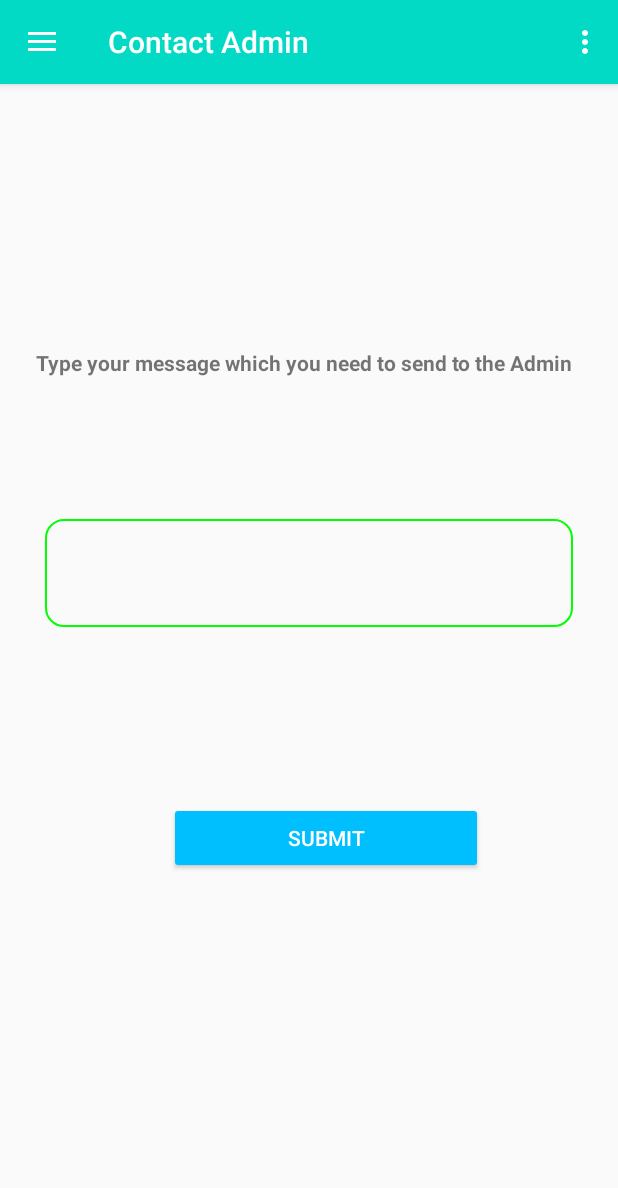
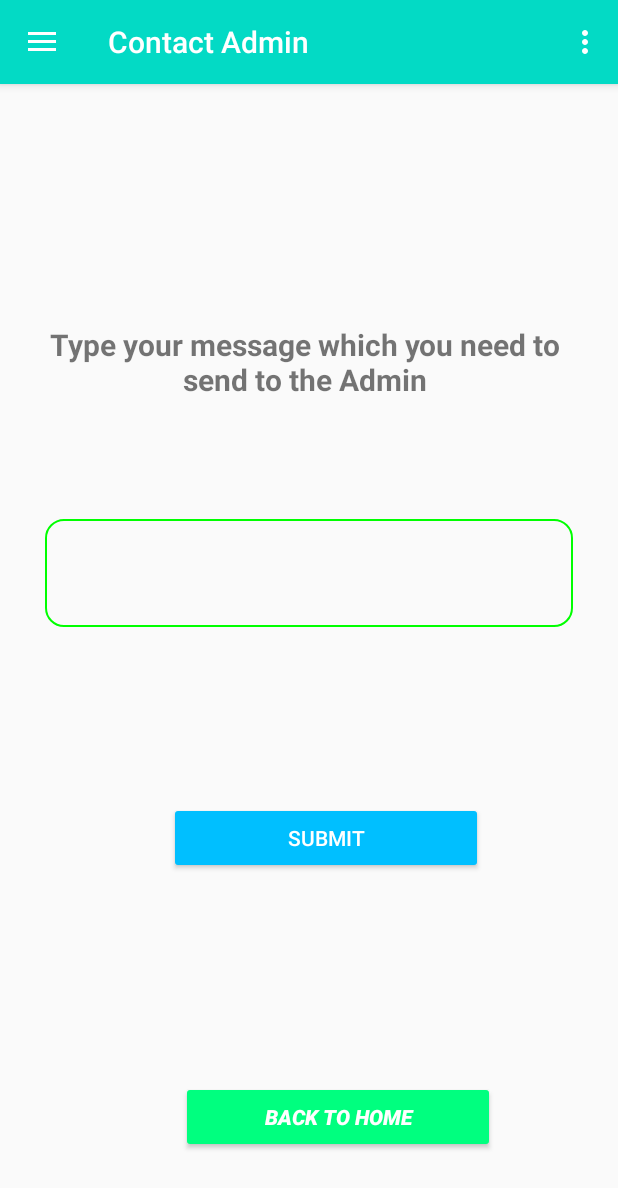
Before and after one commit to CB007753/PharmacyManagementSystem, an Android app: the PharmacistContactActivity screen opened directly, with no data from a screen before it, on a phone screen of 412 x 824 dp. Shown: the top 1188 px of the screen. Run offline under Robolectric (Android 15) with nearby library versions, the phone set to English and light mode, and no system bars.

Commit message:
adding contact function(send message to admin), added new img to drawable

```diff
--- a/app/src/main/java/com/example/pharmacy_management_system/Client/API_Interface.java
+++ b/app/src/main/java/com/example/pharmacy_management_system/Client/API_Interface.java
@@ -2,6 +2,7 @@ package com.example.pharmacy_management_system.Client;
 
 import com.example.pharmacy_management_system.JsonResponse.LoginRespo;
 import com.example.pharmacy_management_system.Model.BuyDrugs;
+import com.example.pharmacy_management_system.Model.ContactDTO;
 import com.example.pharmacy_management_system.Model.Drugs;
 import com.example.pharmacy_management_system.Model.Order;
 import com.example.pharmacy_management_system.Model.OrderDTO;
@@ -53,7 +54,7 @@ public interface API_Interface {
     @GET("User/finduser/{email}")
     Call<User> getUserByEmail(@Path("email")String username);
 
-    //does nnot work
+    //does not work
     @HTTP(method = "DELETE", path = "User/deleteorder", hasBody = true)
     Call<Void> DeleteOrder(@Body OrderDTO orderDTO);
 
@@ -61,5 +62,8 @@ public interface API_Interface {
     @GET("User/deletedrug/{id}")
     Call<Order> DeleteOrderByID(@Path("id")Long id);
 
+    @POST("User/addmessage")
+    Call<Void> SendMessage(@Body ContactDTO contactDTO);
+
 
 }
--- a/app/src/main/java/com/example/pharmacy_management_system/PharmacistContactActivity.java
+++ b/app/src/main/java/com/example/pharmacy_management_system/PharmacistContactActivity.java
@@ -1,12 +1,17 @@
 package com.example.pharmacy_management_system;
 
 
+import android.annotation.SuppressLint;
 import android.content.Intent;
 import android.os.Bundle;
 import android.view.Menu;
 import android.view.MenuItem;
+import android.view.View;
 import android.widget.Button;
 import android.widget.EditText;
+import android.widget.ImageView;
+import android.widget.TextView;
+import android.widget.Toast;
 
 import androidx.annotation.NonNull;
 import androidx.appcompat.app.ActionBarDrawerToggle;
@@ -14,12 +19,26 @@ import androidx.appcompat.app.AppCompatActivity;
 import androidx.appcompat.widget.Toolbar;
 import androidx.drawerlayout.widget.DrawerLayout;
 
+import com.example.pharmacy_management_system.Client.API_Interface;
+import com.example.pharmacy_management_system.Client.Backend_API;
+import com.example.pharmacy_management_system.Model.ContactDTO;
 import com.google.android.material.navigation.NavigationView;
+
+import java.text.SimpleDateFormat;
+import java.util.Date;
+
+import retrofit2.Call;
+import retrofit2.Callback;
+import retrofit2.Response;
 
 //implementing nav view to use "onNavigationItemSelected" methods to add navigations for menu items
 public class PharmacistContactActivity extends AppCompatActivity implements NavigationView.OnNavigationItemSelectedListener {
     private EditText message_edittext;
-    private Button submit_button;
+    private Button submit_Btn,home_Btn;
+    private ImageView msg_sent_img_view;
+    private TextView msg_sent_text_view, page_info_txt_view;
+
+    private API_Interface api_interface;
 
     @Override
     public void onCreate(Bundle savedInstanceState) {
@@ -27,7 +46,74 @@ public class PharmacistContactActivity extends AppCompatActivity implements Navi
         setContentView(R.layout.activity_pharmacist_contact);
 
         message_edittext=findViewById(R.id.user_contact_edit_text);
-        submit_button=findViewById(R.id.contact_submit_button);
+        submit_Btn=findViewById(R.id.contact_submit_button);
+        msg_sent_img_view = findViewById((R.id.msg_sent_image_view));
+        msg_sent_text_view = findViewById((R.id.msg_sent_text_view));
+        page_info_txt_view = findViewById((R.id.user_contact_page_info_text_view));
+
+        Intent receive_email= getIntent();
+        final String email = receive_email.getStringExtra("email");
+
+        @SuppressLint("SimpleDateFormat") SimpleDateFormat simpleDateFormat = new SimpleDateFormat("yyyy.MM.dd G 'at' HH:mm:ss z");
+        final String DateandTime = simpleDateFormat.format(new Date());
+
+        submit_Btn.setOnClickListener(new View.OnClickListener() {
+            @Override
+            public void onClick(View v) {
+
+                ContactDTO contactDTO=new ContactDTO();
+
+                contactDTO.setMessage(message_edittext.getText().toString());
+                contactDTO.setDate(DateandTime);
+                contactDTO.setEmail(email);
+
+                api_interface = Backend_API.getRetrofit().create(API_Interface.class);
+
+                Call<Void> call =api_interface.SendMessage(contactDTO);
+                call.enqueue(new Callback<Void>() {
+                    @SuppressLint("SetTextI18n")
+                    @Override
+                    public void onResponse(Call<Void> call, Response<Void> response) {
+
+                        Toast.makeText(PharmacistContactActivity.this, "Message Sent To Admin !", Toast.LENGTH_SHORT).show();
+
+                        msg_sent_text_view.setText("Message Sent Successfully !");
+                        msg_sent_img_view.setImageResource(R.drawable.msg_sent);
+
+                        //hides the button,edittext and text view
+                        submit_Btn.setVisibility(View.GONE);
+                        message_edittext.setVisibility(View.GONE);
+                        page_info_txt_view.setVisibility(View.GONE);
+                    }
+
+                    @Override
+                    public void onFailure(Call<Void> call, Throwable t) {
+
+                        Toast.makeText(PharmacistContactActivity.this, "Message failed to send !", Toast.LENGTH_LONG).show();
+
+                    }
+                });
+            }
+        });
+
+        try {
+            //home button- sends pharmacist back to home
+            home_Btn = (Button) findViewById(R.id.user_contact_home_button);
+            home_Btn.setOnClickListener(new View.OnClickListener() {
+                @Override
+                public void onClick(View view) {
+
+                    Intent intent = new Intent(PharmacistContactActivity.this, PharmacistHomeActivity.class);
+                    intent.putExtra("email", email);
+                    startActivity(intent);
+
+                }
+            });
+        }
+        catch (Exception e){
+            Toast.makeText(PharmacistContactActivity.this, "Error: "+e, Toast.LENGTH_SHORT).show();
+        }
+
 
         Toolbar toolbar = findViewById(R.id.toolbar);
         setSupportActionBar(toolbar);
--- a/app/src/main/res/layout/content_pharmacist_contact.xml
+++ b/app/src/main/res/layout/content_pharmacist_contact.xml
@@ -10,6 +10,7 @@
 
 
     <TextView
+        android:id="@+id/user_contact_page_info_text_view"
         android:layout_width="378dp"
         android:layout_height="58dp"
         android:layout_alignParentRight="true"
@@ -17,6 +18,7 @@
         android:layout_marginRight="20dp"
         android:layout_marginBottom="553dp"
         android:gravity="center"
+        android:textSize="20dp"
         android:text="Type your message which you need to send to the Admin"
         android:textAlignment="center"
         android:textStyle="bold" />
@@ -43,5 +45,42 @@
         android:text="Submit"
         android:textColor="#fff" />
 
+    <ImageView
+        android:id="@+id/msg_sent_image_view"
+        android:layout_width="320dp"
+        android:layout_height="349dp"
+        android:layout_alignParentRight="true"
+        android:layout_alignParentBottom="true"
+        android:layout_marginRight="56dp"
+        android:layout_marginBottom="216dp" />
+    <TextView
+        android:id="@+id/msg_sent_text_view"
+        android:layout_width="380dp"
+        android:layout_height="77dp"
+        android:layout_alignParentRight="true"
+        android:layout_alignParentBottom="true"
+        android:layout_marginRight="19dp"
+        android:layout_marginBottom="115dp"
+        android:gravity="center"
+        android:text=""
+        android:textAlignment="center"
+        android:textColor="#000"
+        android:textSize="20dp"
+        android:textStyle="bold" />
+
+    <Button
+        android:id="@+id/user_contact_home_button"
+        android:layout_width="209dp"
+        android:layout_height="wrap_content"
+        android:layout_alignParentRight="true"
+        android:layout_alignParentBottom="true"
+        android:layout_marginRight="82dp"
+        android:layout_marginBottom="55dp"
+        android:backgroundTint="#00FF7F"
+        android:text="Back to Home"
+        android:textColor="#fff"
+        android:textStyle="bold|italic"
+        android:layout_marginEnd="82dp" />
+
 
 </RelativeLayout>
```
Also changed, not shown: app/src/main/res/drawable/msg_sent.png (added).
